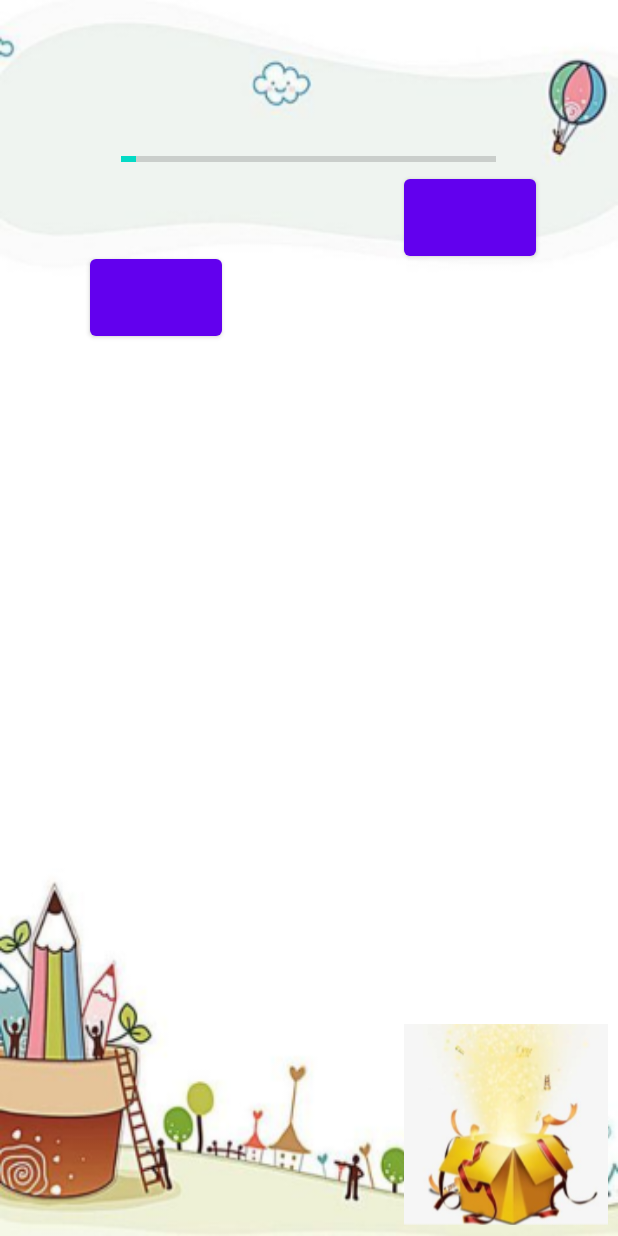
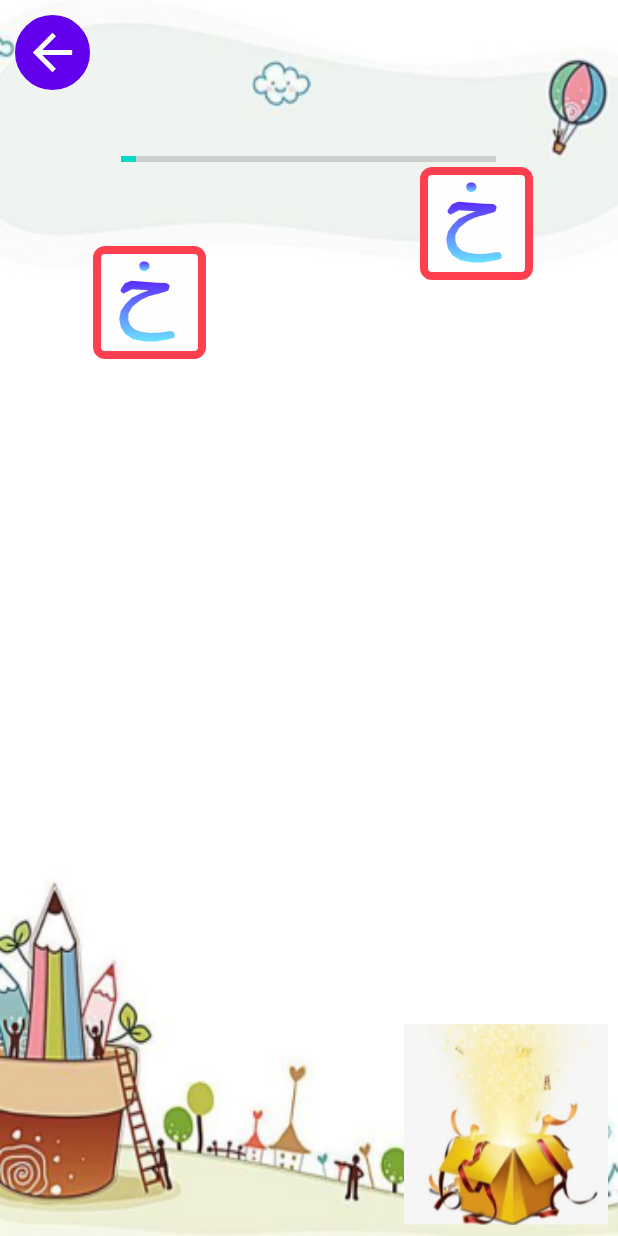
Before and after one commit to MasoudRabiee/FA-AlphabetLearning, an Android app: the layout activity_motion_game.xml on its own in the app's theme, with its tools: preview values and no code run, on a phone screen of 412 x 824 dp. Run offline under Robolectric (Android 15) with nearby library versions, the phone set to English and light mode, and no system bars.

Commit message:
Edit (Change style of Buttons)

```diff
--- a/app/src/main/res/layout/activity_motion_game.xml
+++ b/app/src/main/res/layout/activity_motion_game.xml
@@ -24,29 +24,37 @@
         app:layout_constraintTop_toTopOf="parent"
         app:layout_constraintVertical_bias="0.105" />
 
-    <Button
+    <ImageButton
+        android:background="@drawable/border_shape"
         android:id="@+id/btn_wrong"
-        android:layout_width="wrap_content"
-        android:layout_height="wrap_content"
-        android:textSize="32sp"
+        android:layout_width="75dp"
+        android:layout_height="75dp"
+        android:padding="5dp"
+        android:scaleType="fitXY"
         app:layout_constraintBottom_toBottomOf="parent"
         app:layout_constraintEnd_toEndOf="parent"
         app:layout_constraintHorizontal_bias="0.185"
         app:layout_constraintStart_toStartOf="parent"
         app:layout_constraintTop_toTopOf="parent"
-        app:layout_constraintVertical_bias="0.219" />
+        app:layout_constraintVertical_bias="0.219"
+        tools:src="@drawable/ic_khe_b"
+        android:contentDescription="TODO" />
 
-    <Button
+    <ImageButton
+        android:background="@drawable/border_shape"
         android:id="@+id/btn_correct"
-        android:layout_width="wrap_content"
-        android:layout_height="wrap_content"
-        android:textSize="32sp"
+        android:layout_width="75dp"
+        android:layout_height="75dp"
+        android:padding="5dp"
+        android:scaleType="fitXY"
         app:layout_constraintBottom_toBottomOf="parent"
         app:layout_constraintEnd_toEndOf="parent"
         app:layout_constraintHorizontal_bias="0.832"
         app:layout_constraintStart_toStartOf="parent"
         app:layout_constraintTop_toTopOf="parent"
-        app:layout_constraintVertical_bias="0.149" />
+        app:layout_constraintVertical_bias="0.149"
+        tools:src="@drawable/ic_khe_b"
+        android:contentDescription="TODO" />
 
     <TextView
         android:id="@+id/textView"
@@ -72,4 +80,18 @@
         app:layout_constraintTop_toTopOf="parent"
         app:layout_constraintVertical_bias="0.989" />
 
+    <ImageButton
+        android:id="@+id/imgbtn_back"
+        android:padding="5dp"
+        android:layout_width="50dp"
+        android:layout_height="50dp"
+        android:layout_margin="10dp"
+        android:layout_marginStart="4dp"
+        android:layout_marginTop="4dp"
+        android:background="@drawable/border_circle"
+        android:scaleType="fitXY"
+        android:src="@drawable/ic_back"
+        app:layout_constraintStart_toStartOf="parent"
+        app:layout_constraintTop_toTopOf="parent" />
+
 </androidx.constraintlayout.widget.ConstraintLayout>
```
Also changed, not shown: app/src/main/java/com/example/alphabetlearning/view/MotionGameActivity.kt (+64 -27 lines).
